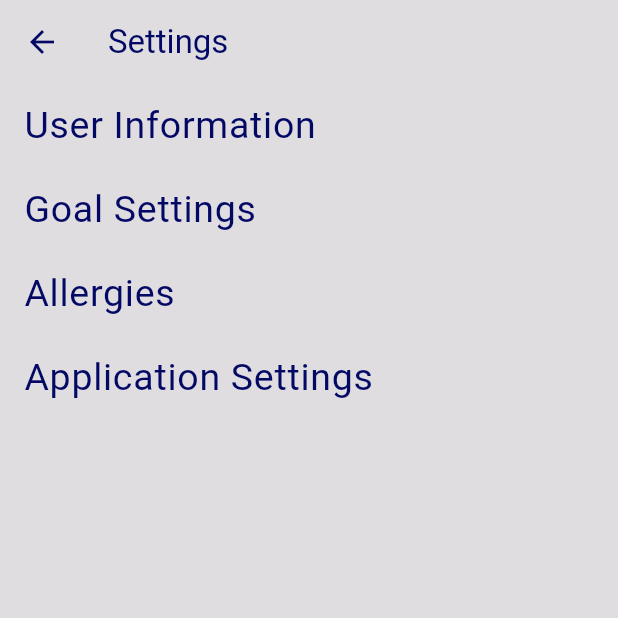
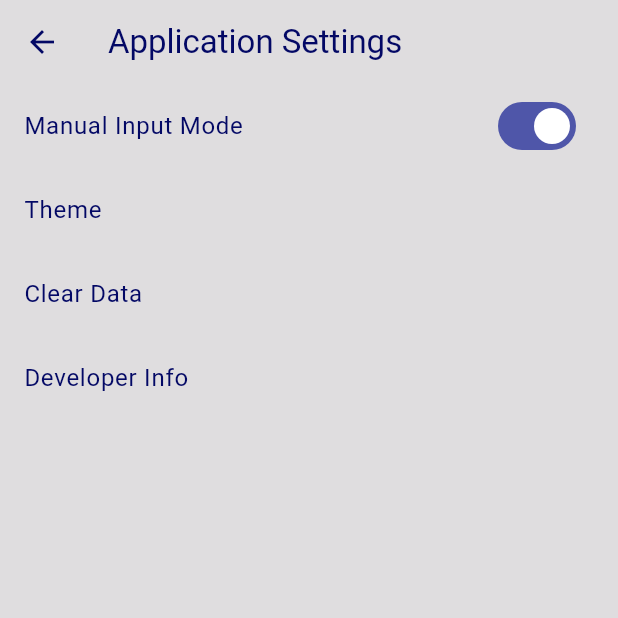
Before and after one commit to LowerCaseL084/CaloriesTrackerFlutter, a Flutter app: the CaloriesSettingsPage screen opened by its route, after a tap on "Application Settings", on a phone screen of 412 x 824 dp, the top half of it. Run offline on Flutter 3.47's test engine with Material 2 defaults, Android fonts, the phone set to English and light mode, and no system bars; our stand-ins replace shared_preferences; accounts and stored records are empty.

Commit message:
Application Settings

```diff
--- a/lib/allergies.dart
+++ b/lib/allergies.dart
@@ -1,6 +1,9 @@
-enum CaloriesAllergy{
-  lactose(preferenceKey:'allergy_lactose', text: 'Lactose'),
-  peanut(preferenceKey:'allergy_peanut', text:'Peanut');
+enum CaloriesAllergy {
+  lactose(preferenceKey: 'allergy_lactose', text: 'Lactose'),
+  peanut(preferenceKey: 'allergy_peanut', text: 'Peanut'),
+  treenut(preferenceKey: 'treenut', text: 'Treenut'),
+  milk(preferenceKey: 'milk', text: 'Milk'),
+  egg(preferenceKey: 'egg', text: 'Egg');
 
   const CaloriesAllergy({
     required this.preferenceKey,
--- a/lib/main.dart
+++ b/lib/main.dart
@@ -23,6 +23,7 @@ class CaloriesApp extends StatelessWidget {
         '/settings/user_settings' :(context) => const CaloriesUserSettingsPage(title: "User Settings"),
         '/settings/goal_settings' :(context) => const CaloriesGoalSettingsPage(title: "Goal Settings"),
         '/settings/allergies_list' :(context) => const CaloriesAllergiesListPage(title: "Allergies"),
+        '/settings/application_settings' :(context) => const CaloriesApplicationSettingsPage(title: "Application Settings"),
       }
     );
   }
--- a/lib/settings.dart
+++ b/lib/settings.dart
@@ -126,7 +126,9 @@ class CaloriesSettingsPage extends StatelessWidget {
                 style: TextStyle(
                   fontSize: 25.0,
                 )),
-            onTap: () => {},
+            onTap: () => {
+              Navigator.pushNamed(context, '/settings/application_settings')
+            },
           ),
         ],
       ),
@@ -465,3 +467,69 @@ class _CaloriesAllergiesListPageState extends State<CaloriesAllergiesListPage> {
     );
   }
 }
+
+// Application settings page
+
+class CaloriesApplicationSettingsPage extends StatefulWidget {
+  const CaloriesApplicationSettingsPage({super.key, required this.title});
+  final String title;
+  @override
+  State<CaloriesApplicationSettingsPage> createState() =>
+      _CaloriesApplicationSettingsPageState();
+}
+
+class _CaloriesApplicationSettingsPageState
+    extends State<CaloriesApplicationSettingsPage> {
+  bool _manualInputMode = true;
+
+  @override
+  void initState() {
+    super.initState();
+    _loadValues();
+  }
+
+  Future<void> _loadValues() async {
+    final prefs = await SharedPreferences.getInstance();
+    setState(() {
+      _manualInputMode = (prefs.getBool('manual_input') ?? true);
+    });
+  }
+
+  Future<void> _updateValues() async {
+    final prefs = await SharedPreferences.getInstance();
+    prefs.setBool('manual_input', _manualInputMode);
+  }
+
+  @override
+  Widget build(BuildContext context) {
+    return Scaffold(
+      appBar: AppBar(
+        title: Text(widget.title),
+      ),
+      body: Column(
+        children: <Widget>[
+          ListTile(
+            title: const Text("Manual Input Mode"),
+            trailing: Switch(
+              value: _manualInputMode,
+              onChanged: (value) {
+                _manualInputMode = value;
+                _updateValues();
+                setState(() {});
+              },
+            ),
+          ),
+          const ListTile(
+            title: Text("Theme"),
+          ),
+          const ListTile(
+            title: Text("Clear Data"),
+          ),
+          const ListTile(
+            title: Text("Developer Info"),
+          ),
+        ],
+      ),
+    );
+  }
+}
```
